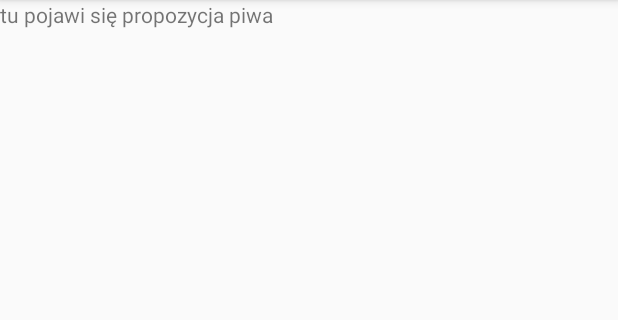
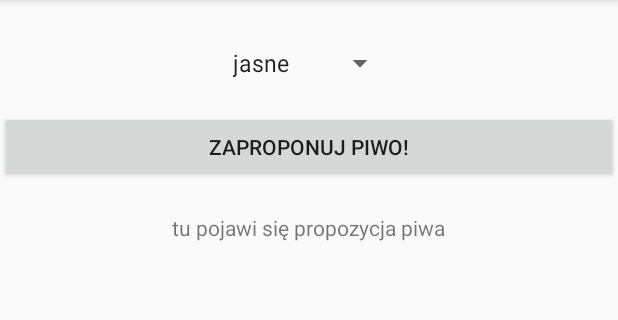
Before and after one commit to 3TORStudio/PoradnikPiwny, an Android app: the screen it shows after launch (FindBeerActivity), on a phone screen of 412 x 824 dp, the part 84-404 px from its top. Run offline under Robolectric (Android 15) with nearby library versions, the phone set to English and light mode, and no system bars.

Commit message:
zmiany, zmiany

```diff
--- a/app/src/main/res/layout/activity_find_beer.xml
+++ b/app/src/main/res/layout/activity_find_beer.xml
@@ -6,13 +6,32 @@
     android:layout_height="match_parent"
     tools:context="com.example.marcin.doradcapiwny.FindBeerActivity">
 
-    <TextView
+
+    <Spinner
+        android:id="@+id/color"
         android:layout_width="wrap_content"
         android:layout_height="wrap_content"
+        android:layout_centerHorizontal="true"
+        android:layout_marginTop="30dp"
+        android:entries="@array/beer_color" />
+
+    <Button
+        android:id="@+id/findBeer"
+        android:layout_width="match_parent"
+        android:layout_height="wrap_content"
+        android:layout_below="@+id/color"
+        android:text="@string/find_beer"
+        android:layout_centerHorizontal="true"
+        android:layout_marginTop="20dp"
+        />
+
+    <TextView
+        android:id="@+id/brand"
+        android:layout_width="wrap_content"
+        android:layout_height="wrap_content"
+        android:layout_centerHorizontal="true"
+        android:layout_below="@+id/findBeer"
         android:text="@string/brands"
-        app:layout_constraintBottom_toBottomOf="parent"
-        app:layout_constraintLeft_toLeftOf="parent"
-        app:layout_constraintRight_toRightOf="parent"
-        app:layout_constraintTop_toTopOf="parent" />
-
+        android:layout_marginTop="20dp"
+         />
 </RelativeLayout>
--- a/app/src/main/res/values/strings.xml
+++ b/app/src/main/res/values/strings.xml
@@ -1,4 +1,9 @@
 <resources>
     <string name="app_name">Doradca Piwny 3TORStudio</string>
+    <string name="find_beer">Zaproponuj piwo!</string>
     <string name="brands">tu pojawi się propozycja piwa</string>
+    <string-array name="beer_color">
+        <item>jasne</item>
+        <item>ciemne</item>
+    </string-array>
 </resources>
```
